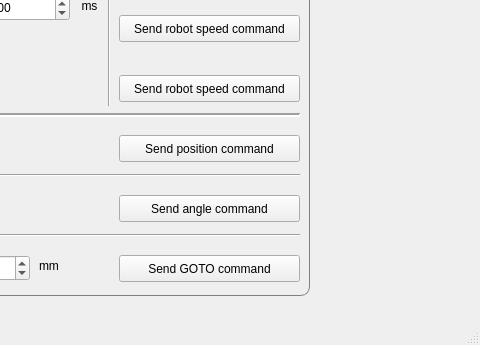
Qt form plugins/AsservStream/asservstreamcontrolpanel.ui (EsialRobotik/PlotJuggler) before a commit; both pictures show x 441 to 921 and y 472 to 817 of the 921 by 817 pixel window.
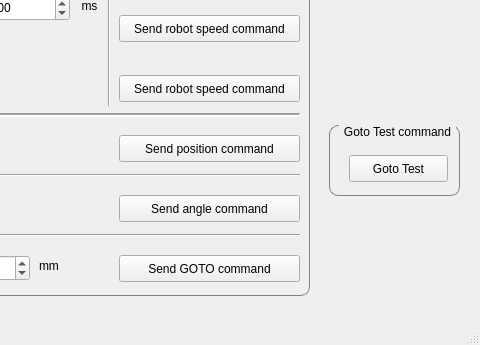
The same form after that commit.

Commit message: Added a goto test button...for....well...testing purpose!

```diff
--- a/plugins/AsservStream/asservstreamcontrolpanel.ui
+++ b/plugins/AsservStream/asservstreamcontrolpanel.ui
@@ -1519,6 +1519,51 @@
      </property>
     </widget>
    </widget>
+   <widget class="QGroupBox" name="group_reset_2">
+    <property name="geometry">
+     <rect>
+      <x>770</x>
+      <y>580</y>
+      <width>131</width>
+      <height>71</height>
+     </rect>
+    </property>
+    <property name="styleSheet">
+     <string notr="true">QGroupBox {
+    border: 1px solid gray;
+    border-radius: 9px;
+    margin-top: 0.5em;
+}
+
+QGroupBox::title {
+    subcontrol-origin: margin;
+    left: 10px;
+    padding: 0 3px 0 3px;
+}</string>
+    </property>
+    <property name="title">
+     <string>Goto Test command</string>
+    </property>
+    <property name="alignment">
+     <set>Qt::AlignRight|Qt::AlignTrailing|Qt::AlignVCenter</set>
+    </property>
+    <property name="flat">
+     <bool>true</bool>
+    </property>
+    <widget class="QPushButton" name="goto_test_btn">
+     <property name="geometry">
+      <rect>
+       <x>20</x>
+       <y>30</y>
+       <width>99</width>
+       <height>27</height>
+      </rect>
+     </property>
+     <property name="text">
+      <string>Goto Test</string>
+     </property>
+    </widget>
+   </widget>
   </widget>
   <widget class="QMenuBar" name="menuBar">
    <property name="geometry">
```
The commit also changes 3 other files.
